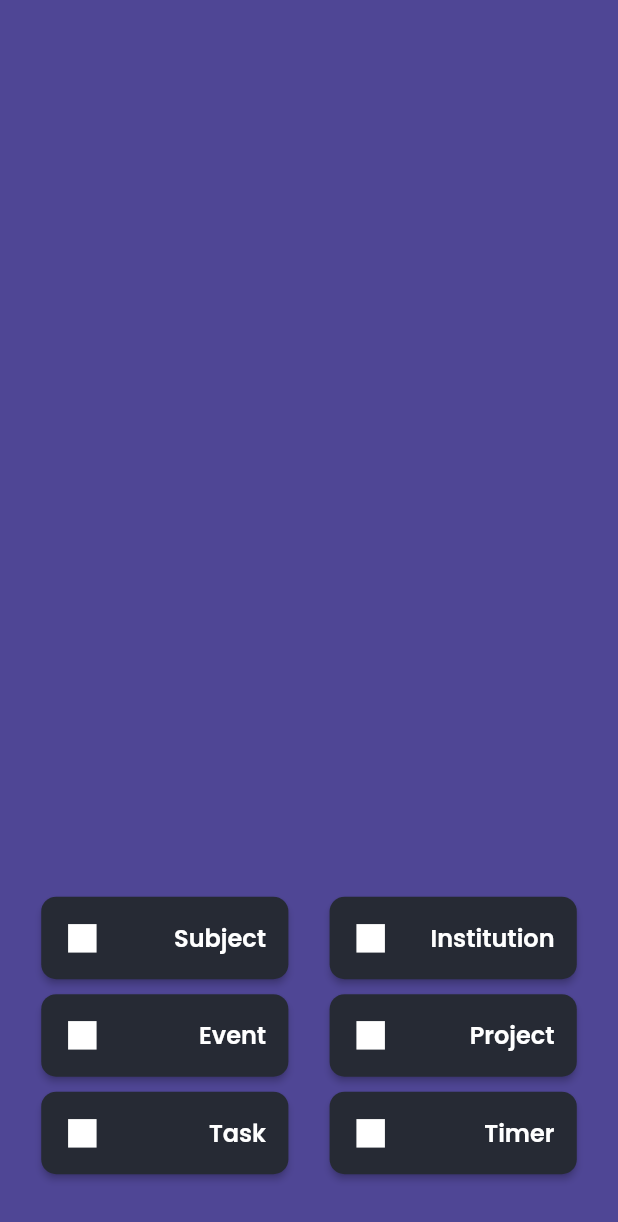
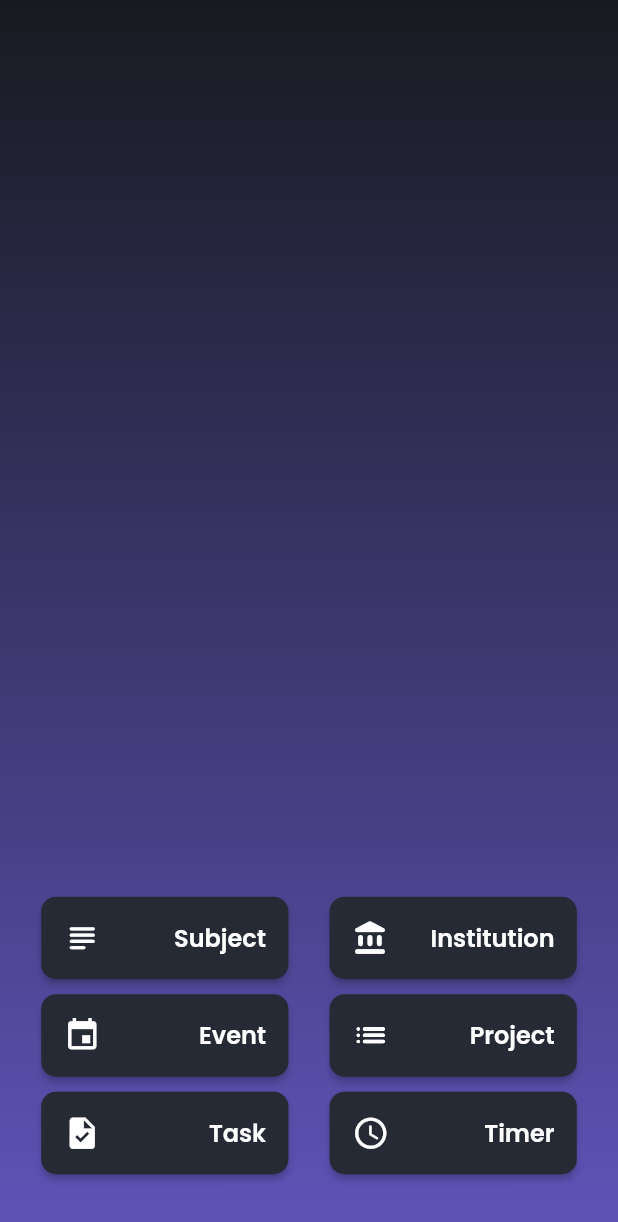
Before and after one commit to DreFlo/lgp-2223-sc1, a Flutter app: the AddNewItemsPage widget shown alone on an empty page, opened directly, on a phone screen of 412 x 824 dp. Shown: the top 1222 px of the screen. Run offline on Flutter 3.47's test engine with Material 2 defaults, Android fonts, the phone set to English and light mode, and no system bars; our stand-ins replace calendar_view, carousel_slider, floor, flutter_local_notifications, flutter_native_timezone, flutter_svg and 7 more; missing offline and left inert: books_finder, emojis, flutter_picker, notification_permissions, tmdb_api; accounts and stored records are empty; generated files the repository leaves out were written again.

Commit message:
Update icons on buttons

```diff
--- a/src/lib/pages/add_new_items_page.dart
+++ b/src/lib/pages/add_new_items_page.dart
@@ -1,3 +1,5 @@
+import 'dart:ui';
+
 import 'package:flutter/material.dart';
 import 'package:src/pages/events/event_form.dart';
 import 'package:src/pages/tasks/institution_form.dart';
@@ -24,7 +26,9 @@ class _AddNewItemsPageState extends State<AddNewItemsPage> {
   @override
   Widget build(BuildContext context) {
     return Container(
-      color: primaryColor.withOpacity(0.65),
+      decoration: BoxDecoration(
+        gradient: LinearGradient(colors: <Color>[primaryColor.withOpacity(0.85), primaryColor.withOpacity(0)], begin: AlignmentDirectional.bottomCenter, end: AlignmentDirectional.topCenter)
+      ),
       child: Column(
         mainAxisAlignment: MainAxisAlignment.end,
         children: [
@@ -83,7 +87,7 @@ class _AddNewItemsPageState extends State<AddNewItemsPage> {
         child: Row(
           mainAxisAlignment: MainAxisAlignment.spaceBetween,
           children: [
-            Icon(Icons.square, size: 25.0),
+            const Icon(Icons.subject_rounded, color: Colors.white, size: 25.0),
             Text(AppLocalizations.of(context).subject),
           ],
           ),
@@ -128,7 +132,7 @@ class _AddNewItemsPageState extends State<AddNewItemsPage> {
         child: Row(
           mainAxisAlignment: MainAxisAlignment.spaceBetween,
           children: [
-            Icon(Icons.square, size: 25.0),
+            const Icon(Icons.event, color: Colors.white, size: 25.0),
             Text(AppLocalizations.of(context).event),
           ],
           ),
@@ -169,7 +173,7 @@ class _AddNewItemsPageState extends State<AddNewItemsPage> {
         child: Row(
           mainAxisAlignment: MainAxisAlignment.spaceBetween,
           children: [
-            Icon(Icons.square, size: 25.0),
+            const Icon(Icons.task, color: Colors.white, size: 25.0),
             Text(AppLocalizations.of(context).task),
           ],
           ),
@@ -214,7 +218,7 @@ class _AddNewItemsPageState extends State<AddNewItemsPage> {
         child: Row(
           mainAxisAlignment: MainAxisAlignment.spaceBetween,
           children: [
-            Icon(Icons.square, size: 25.0),
+            const Icon(Icons.account_balance_rounded, color: Colors.white, size: 25.0),
             Text(AppLocalizations.of(context).institution),
           ],
           ),
@@ -250,7 +254,7 @@ class _AddNewItemsPageState extends State<AddNewItemsPage> {
         child: Row(
           mainAxisAlignment: MainAxisAlignment.spaceBetween,
           children: [
-            Icon(Icons.square, size: 25.0),
+            const Icon(Icons.list_rounded, color: Colors.white, size: 25.0),
             Text(AppLocalizations.of(context).project),
           ],
           ),
@@ -292,7 +296,7 @@ class _AddNewItemsPageState extends State<AddNewItemsPage> {
         child: Row(
           mainAxisAlignment: MainAxisAlignment.spaceBetween,
           children: [
-            Icon(Icons.square, size: 25.0),
+            const Icon(Icons.access_time_rounded, color: Colors.white, size: 25.0),
             Text(AppLocalizations.of(context).timer_short),
           ],
           ),
--- a/src/lib/widgets/bottom_navigation_bar.dart
+++ b/src/lib/widgets/bottom_navigation_bar.dart
@@ -5,6 +5,7 @@ class MyBottomNavigationBar extends StatefulWidget {
   final int selectedIndex;
   final Function(int) onItemTapped;
   final bool showingAddItemsPage;
+
 
   const MyBottomNavigationBar(
       {Key? key, required this.selectedIndex, required this.onItemTapped, required this.showingAddItemsPage})
@@ -15,6 +16,7 @@ class MyBottomNavigationBar extends StatefulWidget {
 }
 
 class _MyBottomNavigationBarState extends State<MyBottomNavigationBar> {
+
   getAddIcon() {
     return Container(
       width: 45,
@@ -22,7 +24,7 @@ class _MyBottomNavigationBarState extends State<MyBottomNavigationBar> {
       decoration: const BoxDecoration(
           color: primaryColor,
           borderRadius: BorderRadius.all(Radius.circular(15))),
-      child: !widget.showingAddItemsPage ? const Icon(Icons.add, size: 25) : const Icon(Icons.close, size: 25) ,
+      child: !widget.showingAddItemsPage ? const Icon(Icons.add, size: 25) : const Icon(Icons.close, size: 25),
     );
   }
 
```
